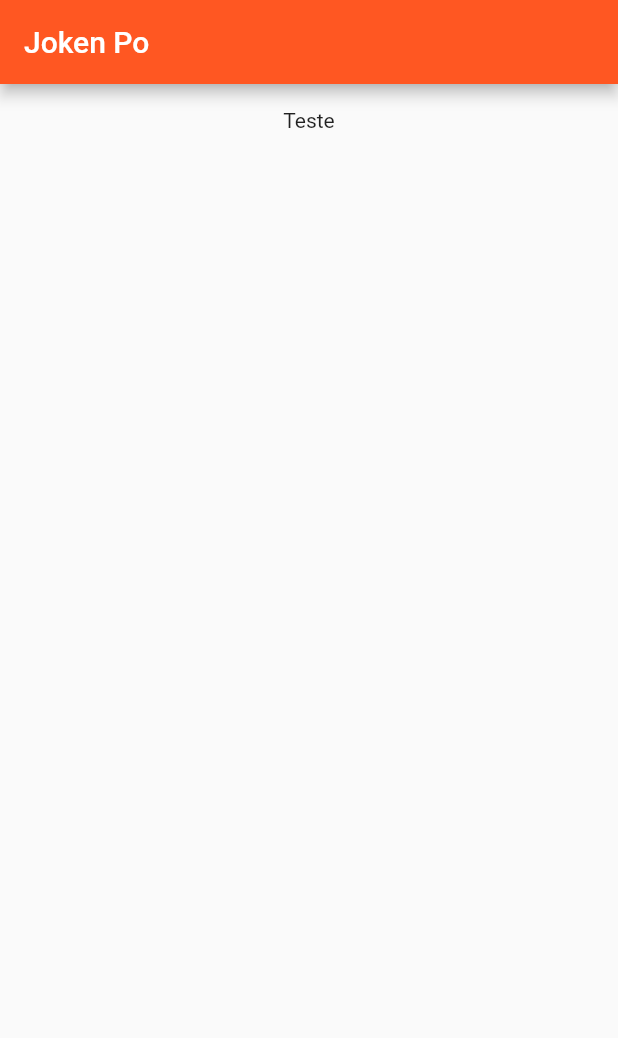
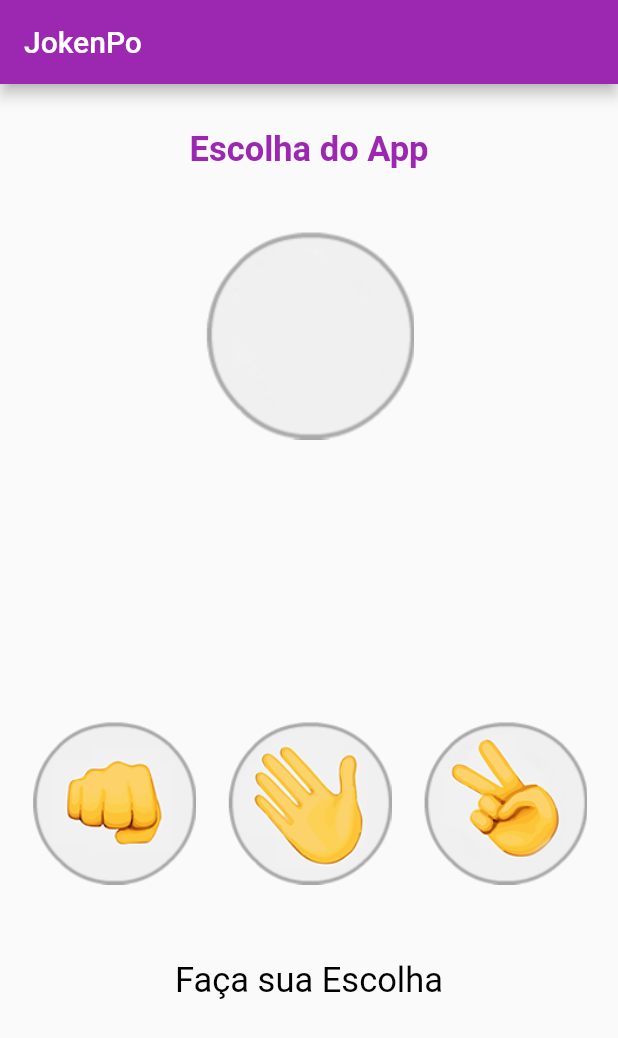
Before and after one commit to watilacosta/jokenpo_flutter, a Flutter app: the screen it shows after launch, on a phone screen of 412 x 824 dp. Shown: the top 1038 px of the screen. Run offline on Flutter 3.47's test engine with Material 2 defaults, Android fonts, the phone set to English and light mode, and no system bars.

Commit message:
user interface created

```diff
--- a/lib/Game.dart
+++ b/lib/Game.dart
@@ -6,19 +6,68 @@ class Game extends StatefulWidget {
 }
 
 class _GameState extends State<Game> {
+  var _result = "";
+
+  void setResult() {
+    setState(() {
+      _result = 'Ganhou!!!';
+    });
+  }
+
   @override
   Widget build(BuildContext context) {
     return Scaffold(
       appBar: AppBar(
-        title: Text('Joken Po'),
-        backgroundColor: Colors.deepOrange,
+        title: Text('JokenPo'),
+        backgroundColor: Colors.purple,
       ),
       body: Center(
         child: Container(
-          padding: EdgeInsets.all(16),
+          padding: EdgeInsets.only(top: 30),
           child: Column(
             children: [
-              Text('Teste'),
+              Text(
+                'Escolha do App',
+                style: TextStyle(
+                  color: Colors.purple,
+                  fontSize: 23,
+                  fontWeight: FontWeight.bold
+                ),
+              ),
+              Padding(
+                padding: EdgeInsets.only(top: 40, bottom: 80),
+                child: Image.asset('images/padrao.png'),
+              ),
+              Padding(
+                padding: EdgeInsets.only(bottom: 80),
+                child: Text(
+                    _result,
+                    style: TextStyle(
+                        color: Colors.purple,
+                        fontSize: 23,
+                        fontWeight: FontWeight.bold
+                    )
+                ),
+              ),
+              Row(
+                mainAxisAlignment: MainAxisAlignment.spaceEvenly,
+                children: [
+                  Image.asset('images/pedra.png', height: 110),
+                  Image.asset('images/papel.png', height: 110),
+                  Image.asset('images/tesoura.png', height: 110),
+                ],
+              ),
+              Padding(
+                padding: EdgeInsets.only(top: 50),
+                child: Text(
+                    'Faça sua Escolha',
+                    style: TextStyle(
+                        color: Colors.black,
+                        fontSize: 23,
+                        fontWeight: FontWeight.normal
+                    )
+                ),
+              ),
             ],
           ),
         ),
```
Also changed, not shown: pubspec.yaml (+5 -3 lines), images/padrao.png (added), images/papel.png (added), images/pedra.png (added), images/tesoura.png (added).
